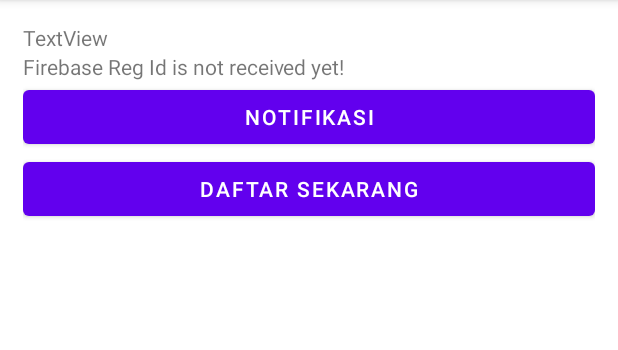
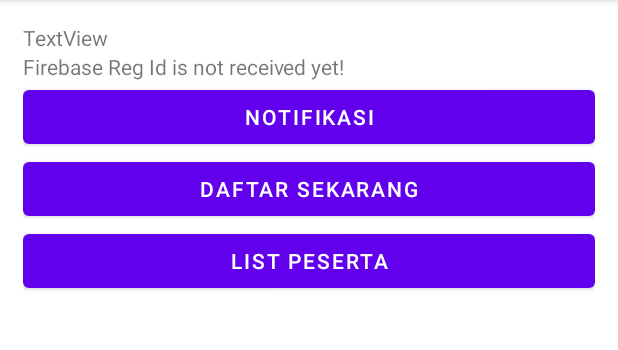
Before and after one commit to kucingorenn/TR-PAM, an Android app: the screen it shows after launch (MainActivity), on a phone screen of 412 x 824 dp, the part 84-434 px from its top. Run offline under Robolectric (Android 15) with nearby library versions, the phone set to English and light mode, and no system bars.

Commit message:
tambah list peserta, list notif masi eror

```diff
--- a/app/src/main/java/com/example/tr_pam/activity/MainActivity.java
+++ b/app/src/main/java/com/example/tr_pam/activity/MainActivity.java
@@ -27,7 +27,7 @@ public class MainActivity extends AppCompatActivity {
     private BroadcastReceiver mRegistrationBroadcastReceiver;
     private TextView txtRegID, txtMessage;
     DBHelperNotif dbHelperNotif;
-    Button btNotif, btDaftar;
+    Button btNotif, btDaftar, btPeserta;
 
     @Override
     protected void onCreate(Bundle savedInstanceState) {
@@ -39,6 +39,7 @@ public class MainActivity extends AppCompatActivity {
 
         btNotif = (Button) findViewById(R.id.buttonHistoryNotif);
         btDaftar = (Button) findViewById(R.id.buttonGoDaftar);
+        btPeserta = (Button) findViewById(R.id.buttonPeserta);
 
         dbHelperNotif = new DBHelperNotif(this);
         String message, message1;
@@ -85,8 +86,7 @@ public class MainActivity extends AppCompatActivity {
         btNotif.setOnClickListener(new View.OnClickListener() {
             @Override
             public void onClick(View v) {
-                Intent intent = new Intent(MainActivity.this, NotifList.class);
-                startActivity(intent);
+
             }
         });
 
@@ -98,6 +98,14 @@ public class MainActivity extends AppCompatActivity {
             }
         });
 
+        btPeserta.setOnClickListener(new View.OnClickListener() {
+            @Override
+            public void onClick(View v) {
+                Intent intent = new Intent(MainActivity.this, PesertaList.class);
+                startActivity(intent);
+            }
+        });
+
         displayFirebaseRegId();
     }
 
@@ -105,7 +113,8 @@ public class MainActivity extends AppCompatActivity {
         boolean insertData = dbHelperNotif.addData(newEntry, newEntry1);
 
         if(insertData){
-
+            Intent intent = new Intent(MainActivity.this, NotifList.class);
+            startActivity(intent);
         }else{
 
         }
--- a/app/src/main/java/com/example/tr_pam/activity/NotifList.java
+++ b/app/src/main/java/com/example/tr_pam/activity/NotifList.java
@@ -20,7 +20,7 @@ import com.example.tr_pam.storage.DBHelperNotif;
 import java.util.ArrayList;
 
 public class NotifList extends AppCompatActivity {
-    private static final String TAG = "ListDataActivity";
+    private static final String TAG = "NotifList";
 
     DBHelperNotif dbHelperNotif;
 
@@ -49,7 +49,7 @@ public class NotifList extends AppCompatActivity {
             listData.add(data.getString(2));
         }
         //create the list adapter and set the adapter
-        ListAdapter adapter = new ArrayAdapter<>(this, android.R.layout.two_line_list_item, listData);
+        ListAdapter adapter = new ArrayAdapter<>(this, android.R.layout.simple_list_item_1, listData);
         mListView.setAdapter(adapter);
 
         //set an onItemClickListener to the ListView
--- a/app/src/main/res/layout/activity_main.xml
+++ b/app/src/main/res/layout/activity_main.xml
@@ -31,4 +31,10 @@
         android:layout_width="match_parent"
         android:layout_height="wrap_content"
         android:text="DAFTAR SEKARANG" />
+
+    <Button
+        android:id="@+id/buttonPeserta"
+        android:layout_width="match_parent"
+        android:layout_height="wrap_content"
+        android:text="List Peserta" />
 </LinearLayout>
```
Also changed, not shown: app/src/main/java/com/example/tr_pam/activity/PesertaList.java (+91 -0 lines), app/src/main/res/layout/activity_peserta_list.xml (+9 -3 lines).
